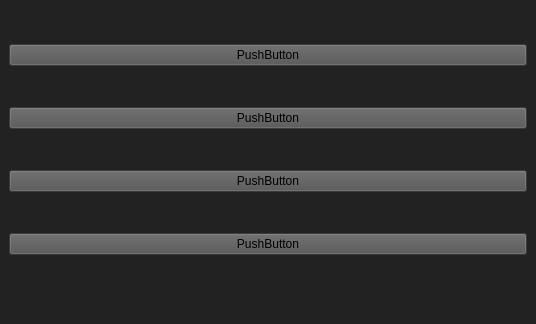
Above: uis/faq.ui from dmhd6219/JoJoOrganizer before the change. Below: the same form after it.
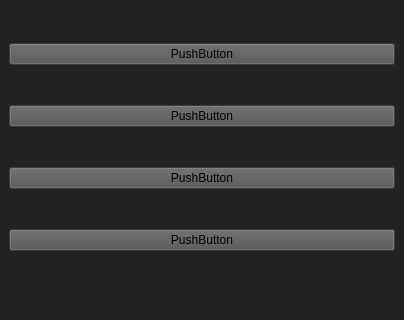
That is the form after the change.

```diff
--- a/uis/faq.ui
+++ b/uis/faq.ui
@@ -6,14 +6,14 @@
    <rect>
     <x>0</x>
     <y>0</y>
-    <width>536</width>
-    <height>324</height>
+    <width>404</width>
+    <height>320</height>
    </rect>
   </property>
   <property name="minimumSize">
    <size>
-    <width>536</width>
-    <height>324</height>
+    <width>404</width>
+    <height>320</height>
    </size>
   </property>
   <property name="windowTitle">
```
Left out of the diff: 2 changed lines with no effect on the pictures.
